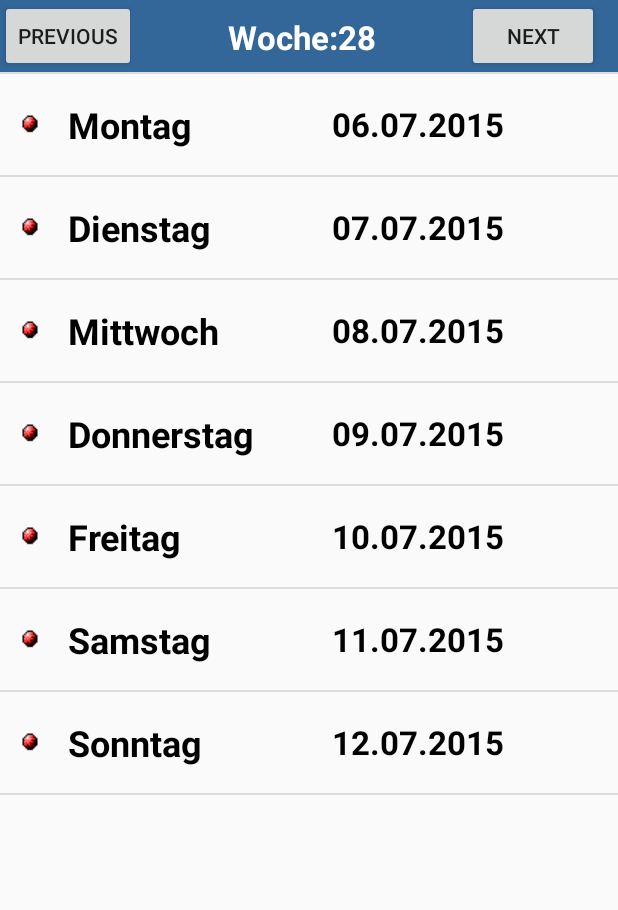
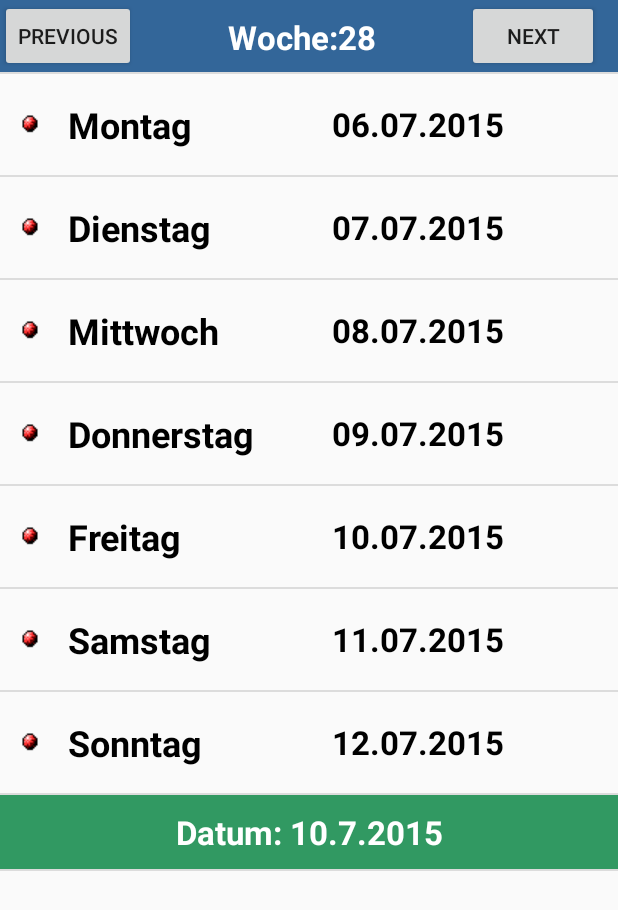
Before and after one commit to Taikaschi/PCM_214, an Android app: the WeekPlanActivity screen opened directly, with no data from a screen before it, on a phone screen of 412 x 824 dp. Shown: the top 910 px of the screen. Run offline under Robolectric (Android 15) with nearby library versions, the phone set to English and light mode, and no system bars.

Commit message:
list_view_bottom_row.xml hinzugefügt WeekPlanActivity erweitert

```diff
--- a/app/src/main/java/de/fhs/pcm_214/WeekPlanActivity.java
+++ b/app/src/main/java/de/fhs/pcm_214/WeekPlanActivity.java
@@ -67,8 +67,16 @@ public class WeekPlanActivity extends Activity {
 
         listView1.setAdapter(adapter);
 
+        View bottom = (View) getLayoutInflater().inflate(R.layout.list_view_bottom_row, null);
+        listView1.addFooterView(bottom);
+
         Calendar calendar = Calendar.getInstance();
         TextView textView = (TextView)findViewById(R.id.txtHeader);
         textView.setText("Woche:" + calendar.get(Calendar.WEEK_OF_YEAR));
+
+        TextView textView1 = (TextView)findViewById(R.id.txtFooder);
+        textView1.setText("Datum: " + calendar.get(Calendar.DAY_OF_MONTH) + "." +
+                (calendar.get(Calendar.MONTH)+1) +"."+ calendar.get(Calendar.YEAR));
+
     }
 }
--- /dev/null
+++ b/app/src/main/res/layout/list_view_bottom_row.xml
@@ -0,0 +1,21 @@
+<?xml version="1.0" encoding="utf-8"?>
+<LinearLayout
+    xmlns:android="http://schemas.android.com/apk/res/android"
+    android:orientation="horizontal"
+    android:layout_width="fill_parent"
+    android:layout_height="fill_parent">
+
+    <TextView android:id="@+id/txtFooder"
+        android:layout_width="fill_parent"
+        android:layout_height="fill_parent"
+        android:gravity="center"
+        android:layout_alignParentTop="true"
+        android:layout_alignParentBottom="true"
+        android:textStyle="bold"
+        android:textSize="22dp"
+        android:textColor="#FFFFFF"
+        android:padding="10dp"
+        android:text="Datum"
+        android:background="#319962" />
+
+</LinearLayout>
```
